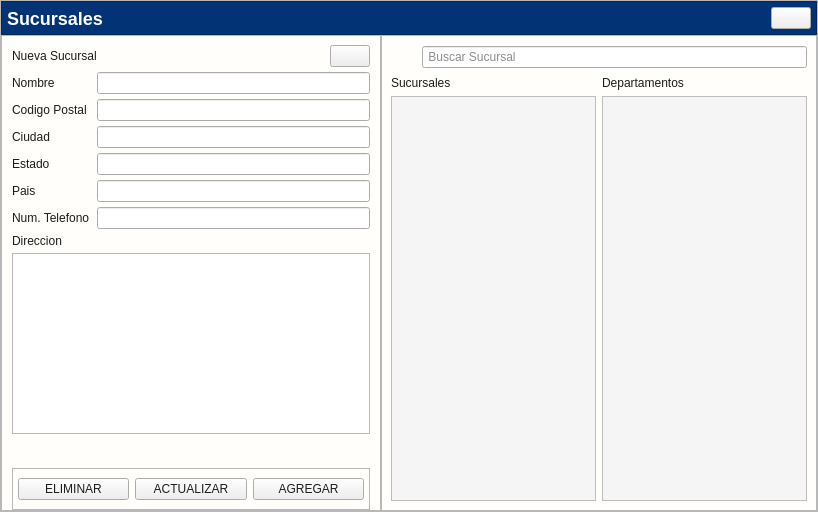
Before: the Qt Designer form app/View/UserInterfaceUi/UI_CONTROL_SUCURSALES.ui in LAngelVp/software-punto-de-venta, drawn with Qt 5.
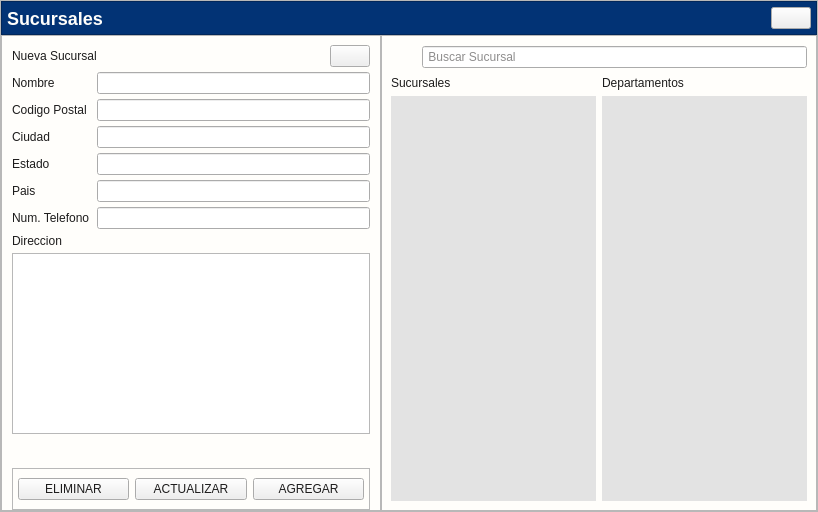
After: the same form once the commit is applied. Icons and pictures are not drawn.

The edit to the form file:
```diff
--- a/app/View/UserInterfaceUi/UI_CONTROL_SUCURSALES.ui
+++ b/app/View/UserInterfaceUi/UI_CONTROL_SUCURSALES.ui
@@ -116,7 +116,8 @@
 QListWidget {
     font-family: Arial;
     font-size: 14px;
-	background: #F5F5F5;
+	background: #E3E3E3;
+border:none;
 }
 </string>
   </property>
```
